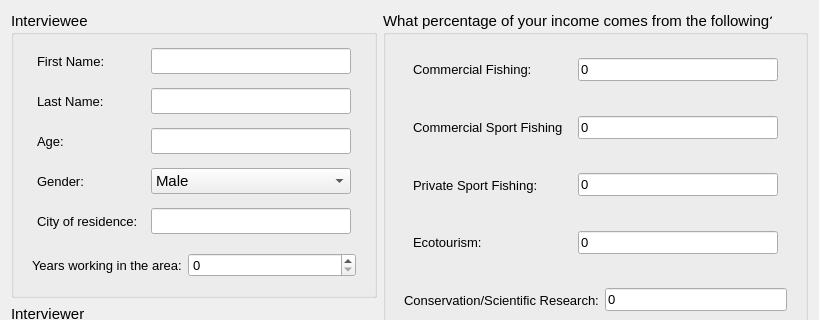
Above: cobi_loreto/Interview/interviewstart.ui from Ecotrust/openoceanmap-desktop before the change; both pictures show x 0 to 819 and y 0 to 320 of the 819 by 561 pixel window. Below: the same form after it.
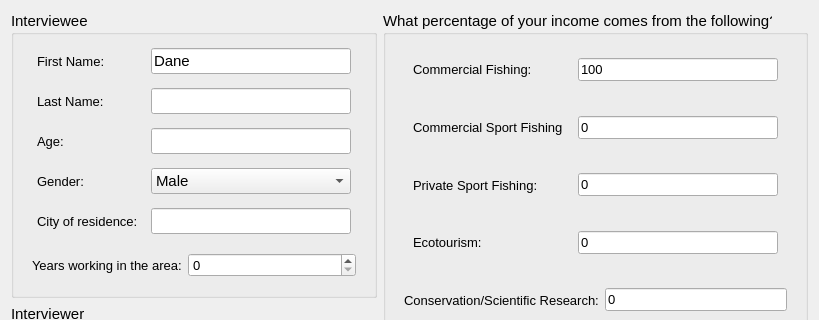
That is the form after the change.

Commit message: teaks to get fishery forms to talk to new fisherywindow form

```diff
--- a/cobi_loreto/Interview/interviewstart.ui
+++ b/cobi_loreto/Interview/interviewstart.ui
@@ -91,7 +91,7 @@
                   </size>
                  </property>
                  <property name="text" >
-                  <string/>
+                  <string>Dane</string>
                  </property>
                 </widget>
                </item>
@@ -712,7 +712,7 @@
               </font>
              </property>
              <property name="text" >
-              <string>0</string>
+              <string>100</string>
              </property>
             </widget>
            </item>
```
The commit also changes 7 other files.
